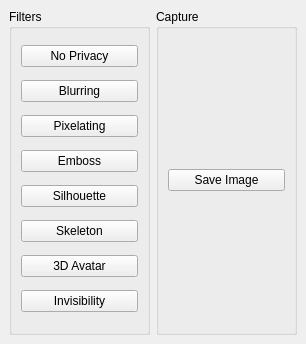
Before: the Qt Designer form KinectProject/src/PrivacyFilters/ControlWindow.ui in d3ce1t/PrivacyProject, drawn with Qt 5.
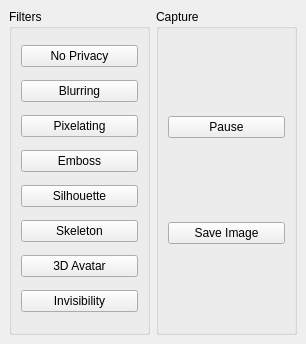
After: the same form once the commit is applied.

Commit message: PrivacyFilters: Add ability to pause video

What changed in the file:
```diff
--- a/KinectProject/src/PrivacyFilters/ControlWindow.ui
+++ b/KinectProject/src/PrivacyFilters/ControlWindow.ui
@@ -89,6 +89,13 @@
        <string>Capture</string>
       </property>
       <layout class="QVBoxLayout" name="verticalLayout_2">
+       <item>
+        <widget class="QPushButton" name="btnPause">
+         <property name="text">
+          <string>Pause</string>
+         </property>
+        </widget>
+       </item>
        <item>
         <widget class="QPushButton" name="btnSaveImage">
          <property name="text">
```
The commit also changes 12 other files.
